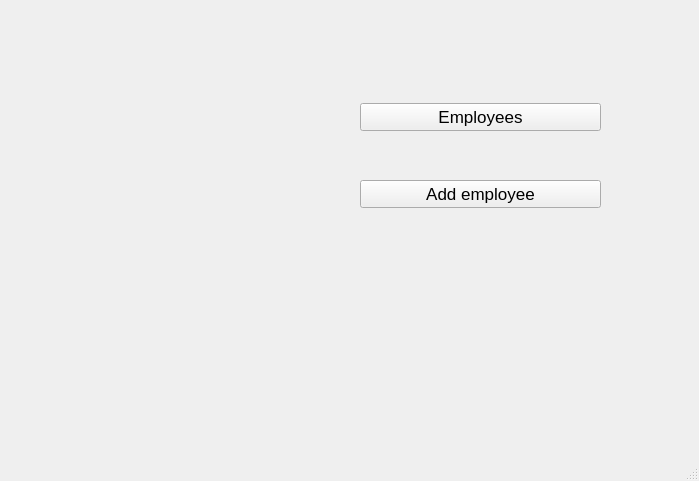
This is mainwindow.ui in Dimcrap/payroll-app as Qt 5 draws it before an edit. The edited form follows.
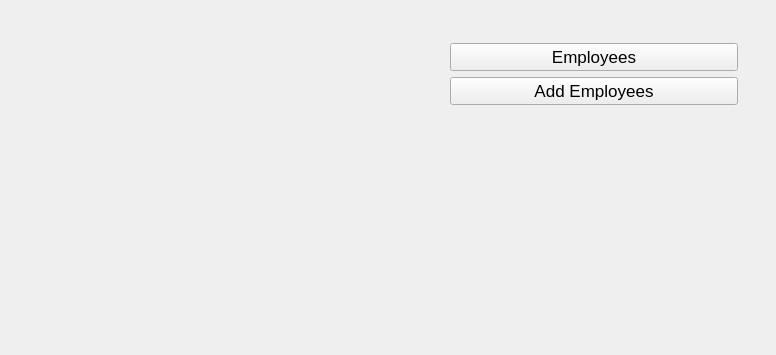
This is the edited form.

What changed in the file:
```diff
--- a/mainwindow.ui
+++ b/mainwindow.ui
@@ -9,10 +9,16 @@
    <rect>
     <x>0</x>
     <y>0</y>
-    <width>699</width>
-    <height>481</height>
+    <width>776</width>
+    <height>355</height>
    </rect>
   </property>
+  <property name="sizePolicy">
+   <sizepolicy hsizetype="Preferred" vsizetype="Preferred">
+    <horstretch>0</horstretch>
+    <verstretch>0</verstretch>
+   </sizepolicy>
+  </property>
   <property name="minimumSize">
    <size>
     <width>0</width>
@@ -33,47 +39,58 @@
   <property name="windowTitle">
    <string>payroll system</string>
   </property>
+  <property name="layoutDirection">
+   <enum>Qt::LayoutDirection::LeftToRight</enum>
+  </property>
   <widget class="QWidget" name="centralwidget">
-   <widget class="QWidget" name="verticalLayoutWidget">
-    <property name="geometry">
-     <rect>
-      <x>360</x>
-      <y>60</y>
-      <width>241</width>
-      <height>191</height>
-     </rect>
-    </property>
+   <property name="layoutDirection">
+    <enum>Qt::LayoutDirection::LeftToRight</enum>
+   </property>
+   <layout class="QHBoxLayout" name="horizontalLayout">
+    <item>
+     <widget class="QWidget" name="widget" native="true"/>
+    </item>
+    <item>
+     <widget class="QWidget" name="widget_2" native="true">
+      <layout class="QVBoxLayout" name="verticalLayout_2">
+       <item>
     <layout class="QVBoxLayout" name="verticalLayout">
-     <item>
-      <widget class="QPushButton" name="addEmployeeButton">
-       <property name="text">
-        <string>Employees</string>
-       </property>
-      </widget>
-     </item>
+         <property name="spacing">
+          <number>6</number>
+         </property>
+         <property name="leftMargin">
+          <number>50</number>
+         </property>
+         <property name="topMargin">
+          <number>25</number>
+         </property>
+         <property name="rightMargin">
+          <number>20</number>
+         </property>
      <item>
       <widget class="QPushButton" name="viewEmployeesButton">
-       <property name="minimumSize">
-        <size>
-         <width>4</width>
-         <height>1</height>
-        </size>
-       </property>
-       <property name="maximumSize">
-        <size>
-         <width>16777215</width>
-         <height>16777215</height>
-        </size>
-       </property>
+           <property name="text">
+            <string>Employees</string>
+           </property>
+          </widget>
+         </item>
+         <item>
+          <widget class="QPushButton" name="addEmployeeButton">
        <property name="text">
-        <string>Add employee</string>
+            <string>Add Employees</string>
        </property>
       </widget>
      </item>
     </layout>
-   </widget>
+       </item>
+       <item>
+        <widget class="QWidget" name="widget_3" native="true"/>
+       </item>
+      </layout>
+     </widget>
+    </item>
+   </layout>
   </widget>
-  <widget class="QStatusBar" name="statusbar"/>
  </widget>
  <resources/>
  <connections/>
```
Left out of the diff: 3 changed lines with no effect on the pictures. Lines whose indentation alone changed are shown as unchanged.
